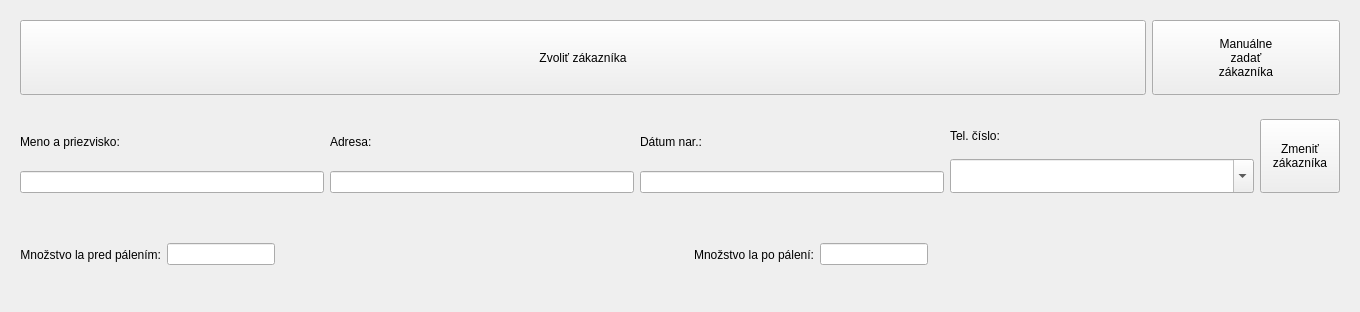
Old version of the form src/ui/customer_handler.ui in the repository EduardFrlicka/Palenica-PyQt6.
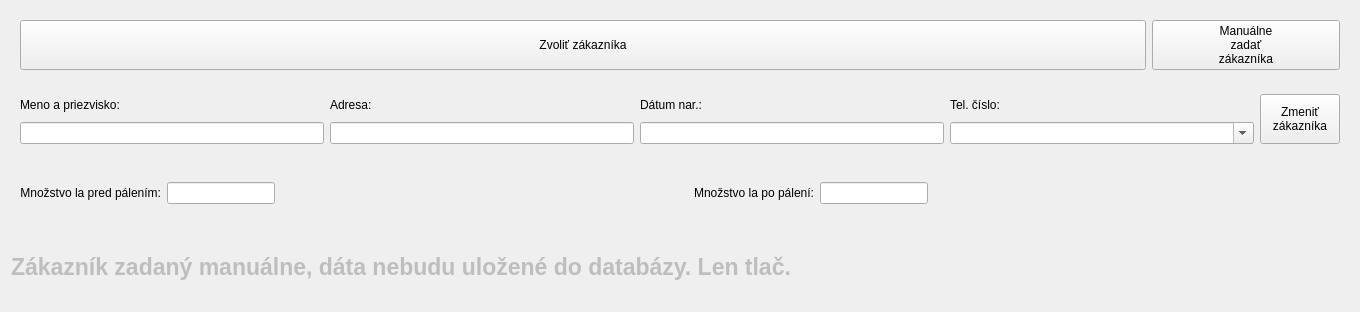
New version of the form.

Commit message: Added warning label if manual customer choosen. Fixed la counter in customer select (to consider just active season).

```diff
--- a/src/ui/customer_handler.ui
+++ b/src/ui/customer_handler.ui
@@ -239,6 +239,28 @@
      </layout>
     </widget>
    </item>
+   <item>
+    <widget class="QLabel" name="label_manual_customer">
+     <property name="enabled">
+      <bool>false</bool>
+     </property>
+     <property name="sizePolicy">
+      <sizepolicy hsizetype="Preferred" vsizetype="Minimum">
+       <horstretch>0</horstretch>
+       <verstretch>0</verstretch>
+      </sizepolicy>
+     </property>
+     <property name="font">
+      <font>
+       <pointsize>17</pointsize>
+       <bold>true</bold>
+      </font>
+     </property>
+     <property name="text">
+      <string>Zákazník zadaný manuálne, dáta nebudu uložené do databázy. Len tlač.</string>
+     </property>
+    </widget>
+   </item>
   </layout>
  </widget>
  <resources/>
```
Left out of the diff: 8 changed lines with no effect on the pictures. The commit also changes 10 other files.
